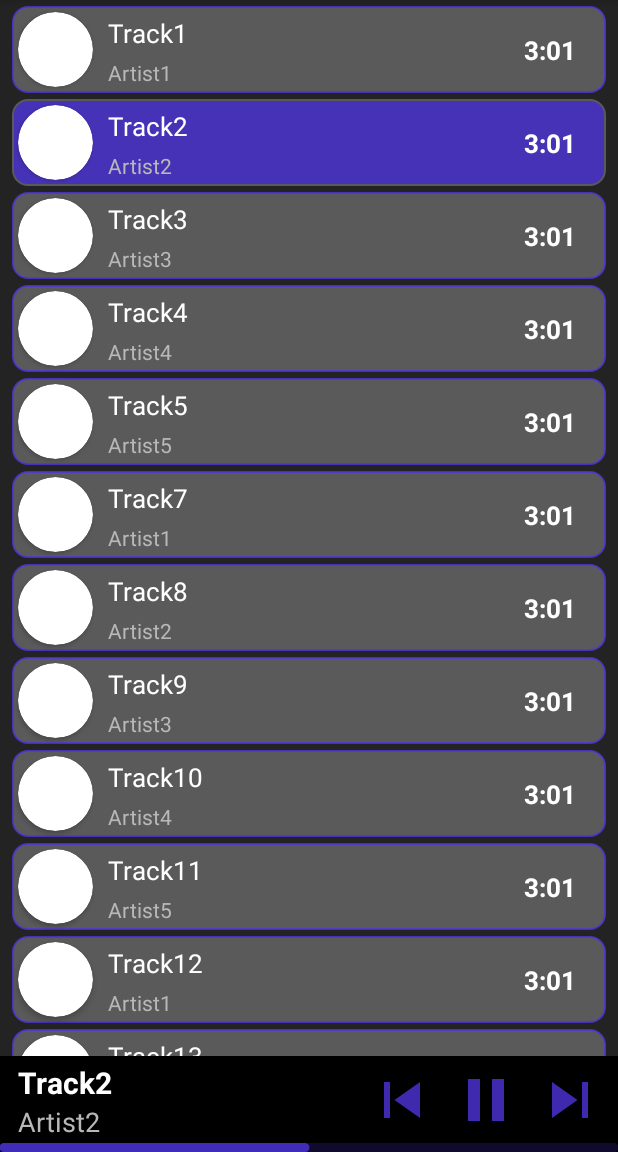
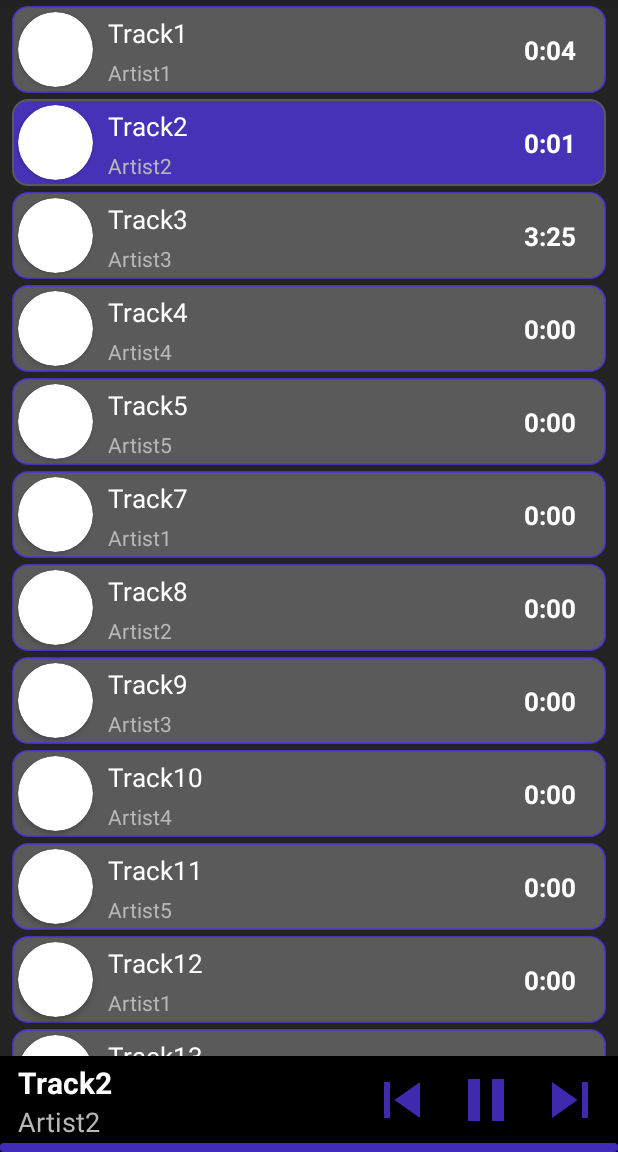
Before and after one commit to Pyoter33/MusicApp, an Android app: the screen it shows after launch (MainActivity), after a tap on "Track2", on a phone screen of 412 x 824 dp, the part 84-1236 px from its top. Run offline under Robolectric (Android 15) with nearby library versions, the phone set to English and light mode, and no system bars; our stand-ins replace Dagger/Hilt's generated code, data binding; libraries missing offline, so code that uses them is left out: com.google.android.exoplayer2; Roboto replaces fonts that are not available here; 7 statements that could not run were skipped; 1 other tap on this screen came first.

Commit message:
reworked and finished music player

```diff
--- a/app/build.gradle
+++ b/app/build.gradle
@@ -64,7 +64,8 @@ dependencies {
     kapt("androidx.room:room-compiler:$roomVersion")
     // optional - Kotlin Extensions and Coroutines support for Room
     implementation("androidx.room:room-ktx:$roomVersion")
-
+    implementation 'com.google.android.exoplayer:exoplayer:2.17.1'
+    implementation "androidx.lifecycle:lifecycle-livedata-ktx:2.4.1"
 }
 kapt {
     correctErrorTypes = true
--- a/app/src/main/java/com/example/musicapp/MainActivity.kt
+++ b/app/src/main/java/com/example/musicapp/MainActivity.kt
@@ -1,13 +1,40 @@
 package com.example.musicapp
 
+import android.Manifest
+import android.content.pm.PackageManager
 import androidx.appcompat.app.AppCompatActivity
 import android.os.Bundle
+import androidx.core.app.ActivityCompat
 import dagger.hilt.android.AndroidEntryPoint
 
 @AndroidEntryPoint
 class MainActivity : AppCompatActivity() {
+
+    companion object {
+        private const val REQUEST_EXTERNAL_STORAGE = 1
+        private val PERMISSIONS_STORAGE = arrayOf(
+            Manifest.permission.READ_EXTERNAL_STORAGE,
+            Manifest.permission.WRITE_EXTERNAL_STORAGE
+        )
+    }
+
     override fun onCreate(savedInstanceState: Bundle?) {
         super.onCreate(savedInstanceState)
         setContentView(R.layout.activity_main)
     }
+
+    override fun onStart() {
+        super.onStart()
+        val permission = ActivityCompat.checkSelfPermission(
+            this,
+            Manifest.permission.WRITE_EXTERNAL_STORAGE
+        )
+        if (permission != PackageManager.PERMISSION_GRANTED) {
+            ActivityCompat.requestPermissions(
+                this,
+                PERMISSIONS_STORAGE,
+                REQUEST_EXTERNAL_STORAGE
+            )
+        }
+    }
 }
--- a/app/src/main/java/com/example/musicapp/adapters/TracksListAdapter.kt
+++ b/app/src/main/java/com/example/musicapp/adapters/TracksListAdapter.kt
@@ -7,20 +7,21 @@ import androidx.recyclerview.widget.ListAdapter
 import androidx.recyclerview.widget.RecyclerView
 import com.example.musicapp.databinding.ItemTrackBinding
 import com.example.musicapp.models.UITrack
+import java.text.SimpleDateFormat
+import java.util.*
 import javax.inject.Inject
-import javax.inject.Singleton
 
 class TracksListAdapter @Inject constructor() :
     ListAdapter<UITrack, TracksListAdapter.TrackViewHolder>(TrackDiffUtil()) {
 
-    private lateinit var onItemClickListener: TrackClickListener
+    private lateinit var onItemClickedListener: TrackClickListener
 
-    fun setOnItemClickListener(listener: TrackClickListener) {
-        onItemClickListener = listener
+    fun onItemClicked(listener: TrackClickListener) {
+        onItemClickedListener = listener
     }
 
     override fun onCreateViewHolder(parent: ViewGroup, viewType: Int): TrackViewHolder {
-        return TrackViewHolder.create(parent, onItemClickListener)
+        return TrackViewHolder.create(parent, onItemClickedListener)
     }
 
     override fun onBindViewHolder(holder: TrackViewHolder, position: Int) {
@@ -38,10 +39,10 @@ class TracksListAdapter @Inject constructor() :
             binding.itemTrackLayout.isSelected = currentUITrack.isPlaying
             binding.textTrackName.text = currentUITrack.name
             binding.textTrackArtist.text = currentUITrack.artist
-            binding.textTrackLength.text = currentUITrack.length
+            binding.textTrackLength.text = SimpleDateFormat("m:ss", Locale.ENGLISH).format(currentUITrack.length * 1000)
 
             binding.root.setOnClickListener {
-                listener.onClick(currentUITrack, adapterPosition)
+                listener.onClick(currentUITrack, bindingAdapterPosition)
             }
         }
 
--- a/app/src/main/java/com/example/musicapp/models/Track.kt
+++ b/app/src/main/java/com/example/musicapp/models/Track.kt
@@ -1,3 +1,3 @@
 package com.example.musicapp.models
 
-data class Track(val id: Long, val name: String, val artist: String, val length: String, val path: String)
+data class Track(val id: Long, val name: String, val artist: String, val length: Int, val path: String)
--- a/app/src/main/java/com/example/musicapp/models/UITrack.kt
+++ b/app/src/main/java/com/example/musicapp/models/UITrack.kt
@@ -1,3 +1,3 @@
 package com.example.musicapp.models
 
-data class UITrack(val id: Long, val name: String, val artist: String, val length: String, val path: String, var isPlaying: Boolean = false)
+data class UITrack(val id: Long, val name: String, val artist: String, val length: Int, val path: String, var isPlaying: Boolean = false)
--- a/app/src/main/java/com/example/musicapp/modules/MusicPlayerModule.kt
+++ b/app/src/main/java/com/example/musicapp/modules/MusicPlayerModule.kt
@@ -1,12 +1,12 @@
 package com.example.musicapp.modules
 
-import com.example.musicapp.utils.MusicPlayer
-import com.example.musicapp.utils.MusicPlayerImpl
+import com.example.musicapp.musicplayers.ExoMusicPlayer
+import com.example.musicapp.musicplayers.ExoMusicPlayerImpl
+import com.example.musicapp.musicplayers.MusicPlayer
+import com.example.musicapp.musicplayers.MusicPlayerImpl
 import dagger.Binds
 import dagger.Module
 import dagger.hilt.InstallIn
-import dagger.hilt.android.components.ActivityComponent
-import dagger.hilt.android.scopes.ActivityScoped
 import dagger.hilt.components.SingletonComponent
 import javax.inject.Singleton
 
@@ -17,4 +17,8 @@ abstract class MusicPlayerModule {
     @Binds
     @Singleton
     abstract fun bindMusicPlayer(musicPlayerImpl: MusicPlayerImpl): MusicPlayer
+
+    @Binds
+    @Singleton
+    abstract fun bindExoMusicPlayer(exoMusicPlayerImpl: ExoMusicPlayerImpl): ExoMusicPlayer
 }
--- /dev/null
+++ b/app/src/main/java/com/example/musicapp/musicplayers/ExoMusicPlayer.kt
@@ -0,0 +1,56 @@
+package com.example.musicapp.musicplayers
+
+import android.content.Context
+import com.google.android.exoplayer2.ExoPlayer
+import com.google.android.exoplayer2.MediaItem
+import com.google.android.exoplayer2.Player
+import dagger.hilt.android.qualifiers.ApplicationContext
+import kotlinx.coroutines.delay
+import kotlinx.coroutines.flow.Flow
+import kotlinx.coroutines.flow.flow
+import javax.inject.Inject
+
+interface ExoMusicPlayer {
+    var currentPlayback: Flow<Int>
+
+    fun initialize(path: String)
+    fun onPause()
+    fun onResume()
+    fun onStateChanged(action: (Int) -> (Unit))
+}
+
+class ExoMusicPlayerImpl @Inject constructor(@ApplicationContext private val context: Context) :
+    ExoMusicPlayer {
+
+    private val exoPlayer = ExoPlayer.Builder(context).build()
+
+    override var currentPlayback: Flow<Int> = flow {
+        while (true) { //ugly while(true) but found in docs
+            emit((exoPlayer.currentPosition / 1000).toInt())
+            delay(1000)
+        }
+    }
+
+    override fun initialize(path: String) {
+        val media = MediaItem.fromUri(path)
+        exoPlayer.setMediaItem(media)
+        exoPlayer.prepare()
+        exoPlayer.play()
+    }
+
+    override fun onPause() {
+        exoPlayer.pause()
+    }
+
+    override fun onResume() {
+        exoPlayer.play()
+    }
+
+    override fun onStateChanged(action: (Int) -> Unit) {
+        exoPlayer.addListener(object : Player.Listener {
+            override fun onPlaybackStateChanged(state: Int) {
+                action(state)
+            }
+        })
+    }
+}
--- a/app/src/main/java/com/example/musicapp/usecases/TrackUseCase.kt
+++ b/app/src/main/java/com/example/musicapp/usecases/TrackUseCase.kt
@@ -1,45 +1,34 @@
 package com.example.musicapp.usecases
 
-import androidx.core.net.toUri
+import android.os.Environment
 import com.example.musicapp.models.Track
-import com.example.musicapp.utils.MusicPlayer
 import javax.inject.Inject
 
-class TrackUseCase @Inject constructor(private val musicPlayer: MusicPlayer) {
-
-    var currentPosition: Int? = null
+class TrackUseCase @Inject constructor() {
 
     suspend fun getTrackList(): List<Track> {
         return listOf(
-            Track(1, "Track1", "Artist1", "3:01", "content://com.android.externalstorage.documents/document/primary%3ATracks%2FCalm.ogg"),
-            Track(2, "Track2", "Artist2", "3:01", ""),
-            Track(3, "Track3", "Artist3", "3:01", ""),
-            Track(4, "Track4", "Artist4", "3:01", ""),
-            Track(5, "Track5", "Artist5", "3:01", ""),
-            Track(7, "Track7", "Artist1", "3:01", ""),
-            Track(8, "Track8", "Artist2", "3:01", ""),
-            Track(9, "Track9", "Artist3", "3:01", ""),
-            Track(10, "Track10", "Artist4", "3:01", ""),
-            Track(11, "Track11", "Artist5", "3:01", ""),
-            Track(12, "Track12", "Artist1", "3:01", ""),
-            Track(13, "Track13", "Artist2", "3:01", ""),
-            Track(14, "Track14", "Artist3", "3:01", ""),
-            Track(15, "Track15", "Artist4", "3:01", ""),
-            Track(16, "Track16", "Artist5", "3:01", ""),
-            Track(17, "Track17", "Artist1", "3:01", ""),
-            Track(18, "Track18", "Artist2", "3:01", ""),
-            Track(19, "Track19", "Artist3", "3:01", ""),
-            Track(20, "Track20", "Artist4", "3:01", ""),
-            Track(21, "Track21", "Artist5", "3:01", ""),
+            Track(1, "Track1", "Artist1", 4, "${Environment.getExternalStorageDirectory()}/Tracks/01 Intro.m4a"),
+            Track(2, "Track2", "Artist2", 1, "${Environment.getExternalStorageDirectory()}/Tracks/Skarb.ogg"),
+            Track(3, "Track3", "Artist3", 205, "${Environment.getExternalStorageDirectory()}/Tracks/Over_the_Horizon.mp3"),
+            Track(4, "Track4", "Artist4", 0, ""),
+            Track(5, "Track5", "Artist5", 0, ""),
+            Track(7, "Track7", "Artist1", 0, ""),
+            Track(8, "Track8", "Artist2", 0, ""),
+            Track(9, "Track9", "Artist3", 0, ""),
+            Track(10, "Track10", "Artist4", 0, ""),
+            Track(11, "Track11", "Artist5", 0, ""),
+            Track(12, "Track12", "Artist1", 0, ""),
+            Track(13, "Track13", "Artist2", 0, ""),
+            Track(14, "Track14", "Artist3", 0, ""),
+            Track(15, "Track15", "Artist4", 0, ""),
+            Track(16, "Track16", "Artist5", 0, ""),
+            Track(17, "Track17", "Artist1", 0, ""),
+            Track(18, "Track18", "Artist2", 0, ""),
+            Track(19, "Track19", "Artist3", 0, ""),
+            Track(20, "Track20", "Artist4", 0, ""),
+            Track(21, "Track21", "Artist5", 0, ""),
         )
     }
 
-    fun onTrackChanged(path: String) {
-        musicPlayer.initialize(path.toUri())
-    }
-
-    fun onTrackResumedPaused() {
-        musicPlayer.onResumePause()
-    }
-
 }
--- a/app/src/main/java/com/example/musicapp/utils/MusicPlayer.kt
+++ /dev/null
@@ -1,52 +0,0 @@
-package com.example.musicapp.utils
-
-import android.content.Context
-import android.media.AudioAttributes
-import android.media.MediaPlayer
-import android.net.Uri
-import android.util.Log
-import dagger.hilt.android.qualifiers.ActivityContext
-import dagger.hilt.android.qualifiers.ApplicationContext
-import java.lang.reflect.InvocationTargetException
-import java.net.URI
-import javax.inject.Inject
-
-interface MusicPlayer {
-    fun initialize(path: Uri)
-    fun onResumePause()
-}
-
-class MusicPlayerImpl @Inject constructor(@ApplicationContext private val context: Context) : MusicPlayer {
-
-    private val mediaPlayer: MediaPlayer =
-        MediaPlayer().apply {
-            AudioAttributes.Builder()
-                .setContentType(AudioAttributes.CONTENT_TYPE_MUSIC)
-                .setUsage(AudioAttributes.USAGE_MEDIA)
-                .build()
-            setOnPreparedListener {
-                start()
-            }
-        }
-
-    override fun onResumePause() {
-        if (mediaPlayer.isPlaying) { //observe it somehow?
-            mediaPlayer.pause()
-        } else {
-            mediaPlayer.start()
-        }
-    }
-
-    override fun initialize(path: Uri) {
-        mediaPlayer.stop()
-        Log.i("MusicPlayer", path.toString())
-       try {
-           mediaPlayer.setDataSource(context, path)
-           mediaPlayer.prepareAsync()
-       } catch (e: Exception) {
-           e.printStackTrace()
-           Log.i("MusicPlayer", "Wrong path provided!")
-       }
-    }
-
-}
--- a/app/src/main/java/com/example/musicapp/viewmodels/TrackListViewModel.kt
+++ b/app/src/main/java/com/example/musicapp/viewmodels/TrackListViewModel.kt
@@ -1,17 +1,20 @@
 package com.example.musicapp.viewmodels
 
-import androidx.lifecycle.LiveData
-import androidx.lifecycle.MutableLiveData
-import androidx.lifecycle.ViewModel
-import androidx.lifecycle.viewModelScope
+import androidx.lifecycle.*
 import com.example.musicapp.models.UITrack
+import com.example.musicapp.musicplayers.ExoMusicPlayer
 import com.example.musicapp.usecases.TrackUseCase
+import com.google.android.exoplayer2.Player
 import dagger.hilt.android.lifecycle.HiltViewModel
+import kotlinx.coroutines.Job
 import kotlinx.coroutines.launch
 import javax.inject.Inject
 
 @HiltViewModel
-class TrackListViewModel @Inject constructor(private val useCase: TrackUseCase) : ViewModel() {
+class TrackListViewModel @Inject constructor(
+    private val useCase: TrackUseCase,
+    private val musicPlayer: ExoMusicPlayer
+) : ViewModel() {
 
     private val _trackList = MutableLiveData<List<UITrack>>()
     val trackList: LiveData<List<UITrack>> = _trackList
@@ -24,10 +27,19 @@ class TrackListViewModel @Inject constructor(private val useCase: TrackUseCase)
     private val _positionToNotify = MutableLiveData<Int>()
     val positionToNotify: LiveData<Int> = _positionToNotify
 
-    private fun getUITrackList() {
-        viewModelScope.launch {
-            _trackList.value = useCase.getTrackList().map { track ->
-                UITrack(track.id, track.name, track.artist, track.length, track.path)
+    private val _trackProgression = MutableLiveData<Int>()
+    val trackProgression: LiveData<Int> = _trackProgression
+
+    private var currentPosition: Int? = null
+    private var isCurrentPaused = false
+
+    private var trackProgressionJob: Job? = null
+
+    init {
+        musicPlayer.onStateChanged { state ->
+            when (state) {
+                Player.STATE_ENDED -> playNextTrack()
+                //add more events later?
             }
         }
     }
@@ -36,18 +48,23 @@ class TrackListViewModel @Inject constructor(private val useCase: TrackUseCase)
         _currentTrack.value?.apply {
             isPlaying = false
         }
-        useCase.currentPosition?.let { currentPosition ->
+        currentPosition?.let { currentPosition ->
             _positionToNotify.value = currentPosition
         }
+        trackProgressionJob?.run {
+            cancel()
+        }
+        isCurrentPaused = false
         _positionToNotify.value = position
         currentUITrack.isPlaying = true
         _currentTrack.value = currentUITrack
-        useCase.currentPosition = position
-        useCase.onTrackChanged(currentUITrack.path)
+        currentPosition = position
+        musicPlayer.initialize(currentUITrack.path)
+        resumeTrackProgressionJob()
     }
 
-    fun playNextTrack() { //leave here or put in use case? how?
-        useCase.currentPosition?.let { currentPosition ->
+    fun playNextTrack() {
+        currentPosition?.let { currentPosition ->
             val newPosition = currentPosition + 1
             val list = trackList.value!!
             if (newPosition < list.size) {
@@ -57,7 +74,7 @@ class TrackListViewModel @Inject constructor(private val useCase: TrackUseCase)
     }
 
     fun playPreviousTrack() {
-        useCase.currentPosition?.let { currentPosition ->
+        currentPosition?.let { currentPosition ->
             val newPosition = currentPosition - 1
             val list = trackList.value!!
             if (newPosition >= 0) {
@@ -67,6 +84,31 @@ class TrackListViewModel @Inject constructor(private val useCase: TrackUseCase)
     }
 
     fun resumePauseTrack() {
-        useCase.onTrackResumedPaused()
+        isCurrentPaused = !isCurrentPaused
+        if (isCurrentPaused) {
+            musicPlayer.onPause()
+            trackProgressionJob?.run {
+                cancel()
+            }
+        } else {
+            resumeTrackProgressionJob()
+            musicPlayer.onResume()
+        }
+    }
+
+    private fun getUITrackList() {
+        viewModelScope.launch {
+            _trackList.value = useCase.getTrackList().map { track ->
+                UITrack(track.id, track.name, track.artist, track.length, track.path)
+            }
+        }
+    }
+
+    private fun resumeTrackProgressionJob() {
+        trackProgressionJob = viewModelScope.launch {
+            musicPlayer.currentPlayback.collect {
+                _trackProgression.value = it
+            }
+        }
     }
 }
--- a/app/src/main/java/com/example/musicapp/views/TracksListFragment.kt
+++ b/app/src/main/java/com/example/musicapp/views/TracksListFragment.kt
@@ -1,12 +1,15 @@
 package com.example.musicapp.views
 
+import android.Manifest
+import android.content.pm.PackageManager
 import android.os.Bundle
-import androidx.fragment.app.Fragment
 import android.view.LayoutInflater
 import android.view.View
 import android.view.ViewGroup
+import androidx.core.app.ActivityCompat
 import androidx.core.view.isVisible
 import androidx.databinding.DataBindingUtil
+import androidx.fragment.app.Fragment
 import androidx.fragment.app.viewModels
 import androidx.recyclerview.widget.LinearLayoutManager
 import com.example.musicapp.R
@@ -17,6 +20,7 @@ import com.example.musicapp.models.UITrack
 import com.example.musicapp.viewmodels.TrackListViewModel
 import dagger.hilt.android.AndroidEntryPoint
 import javax.inject.Inject
+
 
 @AndroidEntryPoint
 class TracksListFragment @Inject constructor() : Fragment(), TrackClickListener {
@@ -43,15 +47,22 @@ class TracksListFragment @Inject constructor() : Fragment(), TrackClickListener
 
         onResumePauseButtonClicked()
         onNextButtonClicked()
+        observeCurrent()
         onPreviousButtonClicked()
         observePositionToNotify()
         observeUITrackList()
     }
 
+    private fun observeCurrent() {
+        viewModel.trackProgression.observe(viewLifecycleOwner){
+            binding.trackProgressIndicator.progress = it
+        }
+    }
+
     private fun observeUITrackList() {
         viewModel.trackList.observe(viewLifecycleOwner) { list ->
             adapter.submitList(list)
-            adapter.setOnItemClickListener(this)
+            adapter.onItemClicked(this)
         }
     }
 
@@ -91,6 +102,4 @@ class TracksListFragment @Inject constructor() : Fragment(), TrackClickListener
             binding.resumePauseButton.isSelected = true
         }
     }
-
-
 }
--- a/app/src/main/res/layout/fragment_tracks_list.xml
+++ b/app/src/main/res/layout/fragment_tracks_list.xml
@@ -120,7 +120,8 @@
                 app:layout_constraintHorizontal_bias="0.0"
                 app:layout_constraintStart_toStartOf="parent"
                 app:trackCornerRadius="10dp"
-                app:trackThickness="6dp" />
+                app:trackThickness="6dp"
+                android:max="@{currentTrack.length}"/>
 
         </androidx.constraintlayout.widget.ConstraintLayout>
 
--- a/app/src/main/res/values/strings.xml
+++ b/app/src/main/res/values/strings.xml
@@ -1,5 +1,3 @@
 <resources>
     <string name="app_name">MusicApp</string>
-    <!-- TODO: Remove or change this placeholder text -->
-    <string name="hello_blank_fragment">Hello blank fragment</string>
 </resources>
```
